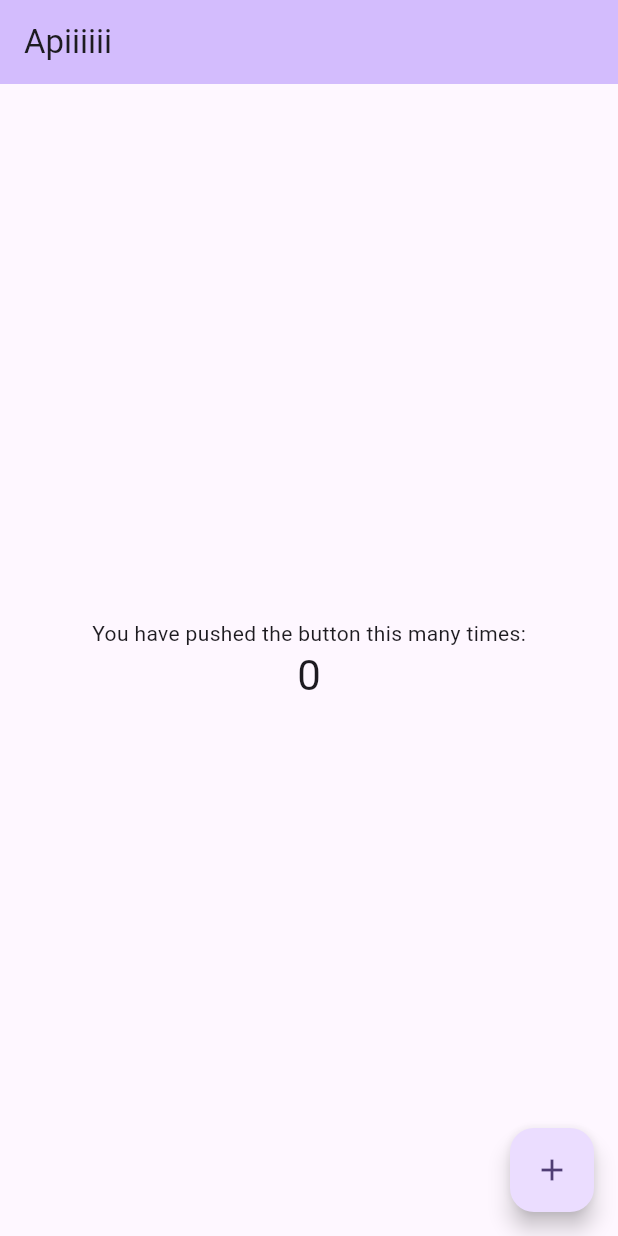
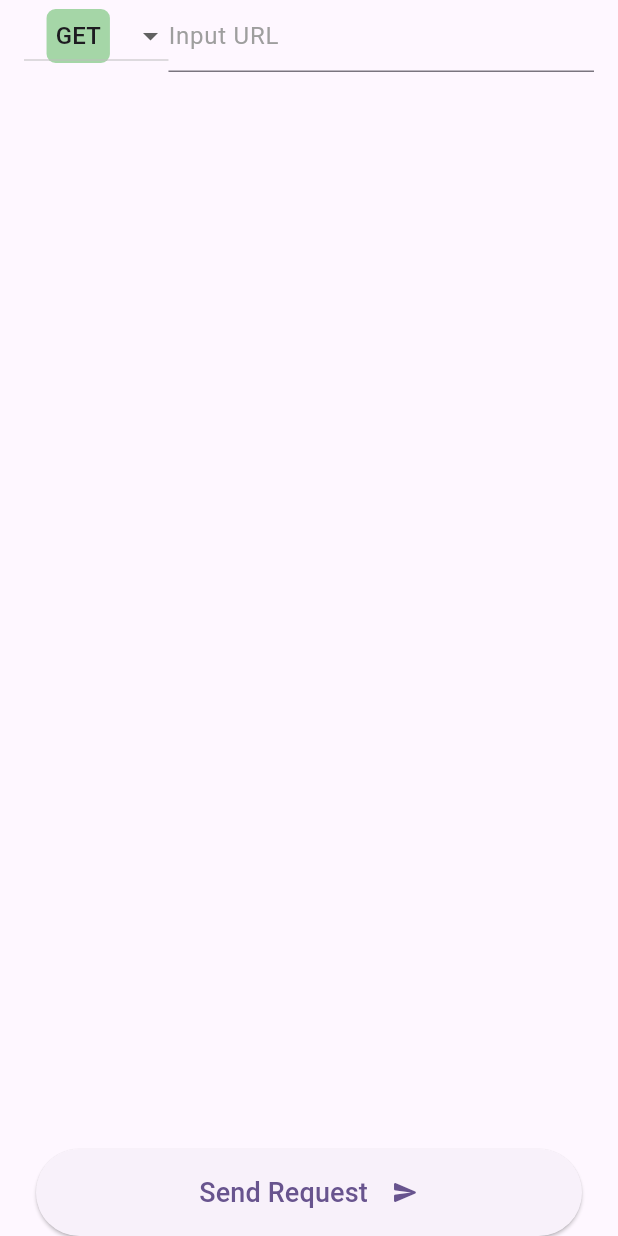
Before and after one commit to DaehunGwak/flutter-toys, a Flutter app: the screen it shows after launch, on a phone screen of 412 x 824 dp. Run offline on Flutter 3.47's test engine with Material 3 defaults, Android fonts, the phone set to English and light mode, and no system bars; our stand-ins replace dio; missing offline and left inert: flutter_gemma.

Commit message:
api-test: feat: request page - method, url, request button 추가

```diff
--- /dev/null
+++ b/api_tester/lib/features/request/ui/request_page.dart
@@ -0,0 +1,100 @@
+import 'package:flutter/material.dart';
+
+class RequestPage extends StatefulWidget {
+  const RequestPage({super.key});
+
+  @override
+  State<RequestPage> createState() => _RequestPageState();
+}
+
+class _RequestPageState extends State<RequestPage> {
+  String _selectedMethod = 'GET';
+
+  @override
+  Widget build(BuildContext context) {
+    return Scaffold(
+        body: SafeArea(
+          child: Padding(
+            padding: const EdgeInsets.symmetric(horizontal: 16.0),
+            child: Column(
+              children: [
+                Row(
+                  crossAxisAlignment: CrossAxisAlignment.start,
+                  children: [
+                    DropdownButton(
+                      alignment: AlignmentDirectional.center,
+                      value: _selectedMethod,
+                      onChanged: (value) {
+                        setState(() {
+                          _selectedMethod = value ?? 'GET';
+                        });
+                      },
+                      items: [
+                        'GET',
+                        'POST',
+                        'DELETE',
+                        'UPDATE',
+                        'OPTION',
+                        'TRACE'
+                      ]
+                          .map(
+                            (method) => DropdownMenuItem<String>(
+                              value: method,
+                              child: Container(
+                                padding: const EdgeInsets.all(6.0),
+                                decoration: BoxDecoration(
+                                    color: Colors.green.shade200,
+                                    borderRadius: BorderRadius.circular(6.0)),
+                                child: Text(method),
+                              ),
+                            ),
+                          )
+                          .toList(),
+                    ),
+                    Expanded(
+                      child: TextField(
+                        maxLines: null,
+                        decoration: InputDecoration(
+                          hintText: 'Input URL',
+                          hintStyle: TextStyle(color: Colors.grey),
+                        ),
+                      ),
+                    ),
+                    // IconButton(
+                    //   icon: const Icon(
+                    //     Icons.arrow_circle_right_outlined,
+                    //     size: 32,
+                    //   ),
+                    //   onPressed: () {},
+                    // ),
+                  ],
+                ),
+              ],
+            ),
+          ),
+        ),
+        bottomNavigationBar: SafeArea(
+          child: Container(
+            padding: const EdgeInsets.symmetric(horizontal: 24),
+            width: double.infinity,
+            child: ElevatedButton(
+              onPressed: () {},
+              child: Padding(
+                padding: const EdgeInsets.symmetric(vertical: 16),
+                child: Row(
+                  mainAxisAlignment: MainAxisAlignment.center,
+                  children: [
+                    const Text(
+                      'Send Request',
+                      style: TextStyle(fontSize: 18),
+                    ),
+                    SizedBox(width: 16.0),
+                    Icon(Icons.send_rounded)
+                  ],
+                ),
+              ),
+            ),
+          ),
+        ));
+  }
+}
--- a/api_tester/lib/main.dart
+++ b/api_tester/lib/main.dart
@@ -1,3 +1,4 @@
+import 'package:api_tester/features/request/ui/request_page.dart';
 import 'package:flutter/material.dart';
 
 void main() {
@@ -15,55 +16,7 @@ class MyApp extends StatelessWidget {
         colorScheme: ColorScheme.fromSeed(seedColor: Colors.deepPurple),
         useMaterial3: true,
       ),
-      home: const MyHomePage(title: 'Apiiiiii'),
+      home: const RequestPage(),
     );
   }
 }
-
-class MyHomePage extends StatefulWidget {
-  const MyHomePage({super.key, required this.title});
-
-  final String title;
-
-  @override
-  State<MyHomePage> createState() => _MyHomePageState();
-}
-
-class _MyHomePageState extends State<MyHomePage> {
-  int _counter = 0;
-
-  void _incrementCounter() {
-    setState(() {
-      _counter++;
-    });
-  }
-
-  @override
-  Widget build(BuildContext context) {
-    return Scaffold(
-      appBar: AppBar(
-        backgroundColor: Theme.of(context).colorScheme.inversePrimary,
-        title: Text(widget.title),
-      ),
-      body: Center(
-        child: Column(
-          mainAxisAlignment: MainAxisAlignment.center,
-          children: <Widget>[
-            const Text(
-              'You have pushed the button this many times:',
-            ),
-            Text(
-              '$_counter',
-              style: Theme.of(context).textTheme.headlineMedium,
-            ),
-          ],
-        ),
-      ),
-      floatingActionButton: FloatingActionButton(
-        onPressed: _incrementCounter,
-        tooltip: 'Increment',
-        child: const Icon(Icons.add),
-      ),
-    );
-  }
-}
```
